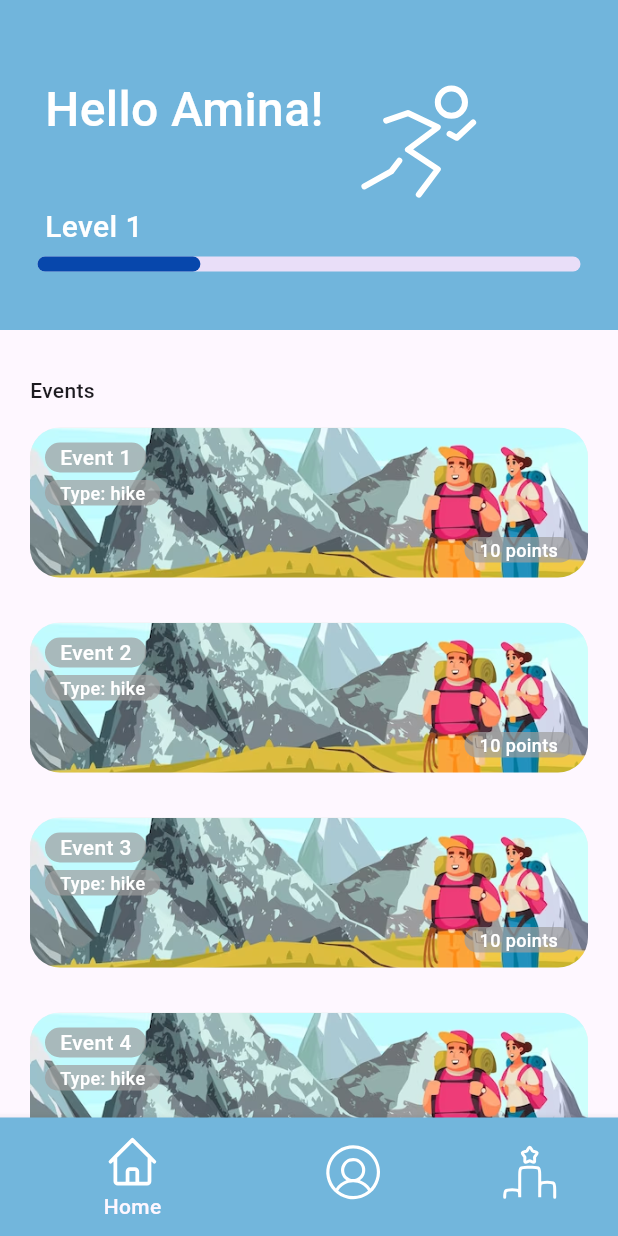
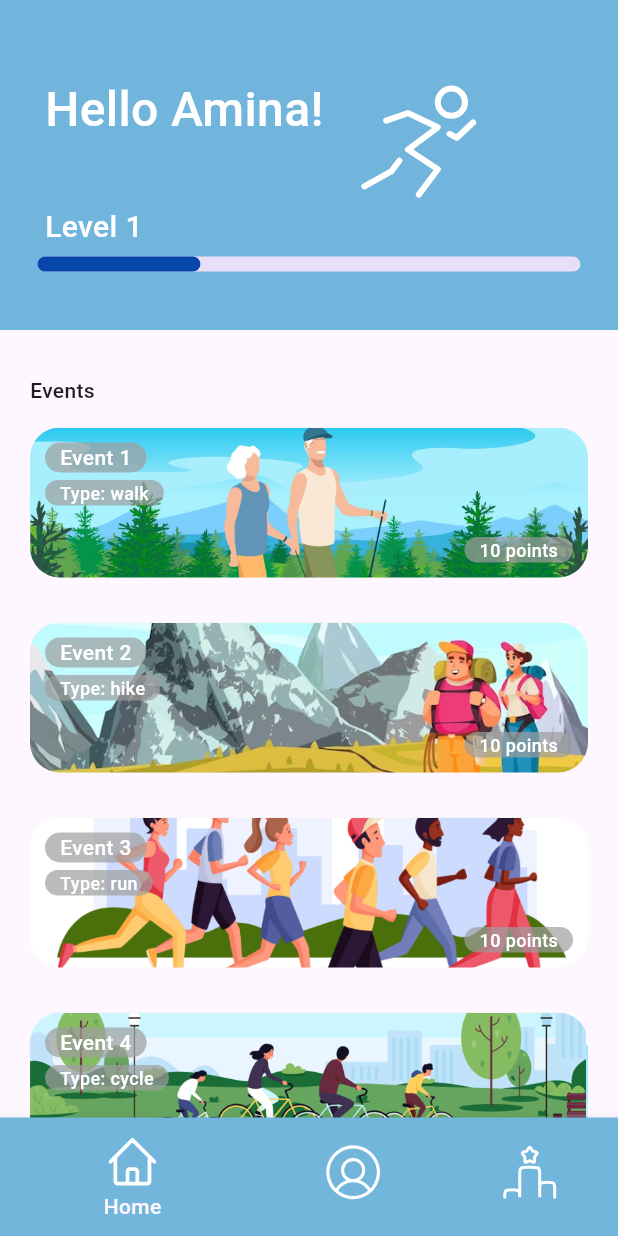
Before and after one commit to zOhran13/RIHack23, a Flutter app: the CustomNavigationBar screen opened directly, on a phone screen of 412 x 824 dp. Run offline on Flutter 3.47's test engine with Material 2 defaults, Android fonts, the phone set to English and light mode, and no system bars; our stand-ins replace flutter_svg, syncfusion_flutter_gauges; Roboto replaces fonts that are missing (RoundedMplus1c).

Commit message:
Event details

```diff
--- a/FitFam/lib/src/common_widgets/custom_list_tile.dart
+++ b/FitFam/lib/src/common_widgets/custom_list_tile.dart
@@ -1,4 +1,5 @@
 import 'package:fitfam/src/models/event.dart';
+import 'package:fitfam/src/screens/event_details.dart';
 import 'package:flutter/material.dart';
 
 import '../utils/global_variables.dart';
@@ -10,21 +11,30 @@ class CustomListTile extends StatelessWidget {
 
   @override
   Widget build(BuildContext context) {
-    String image = GlobalVariables.hikingImage;
+    String image = GlobalVariables.otherImage;
     switch (event.type) {
       case EventType.walk:
-        image = GlobalVariables.hikingImage;
+        image = GlobalVariables.walkImage;
         break;
       case EventType.hike:
-        image = GlobalVariables.hikingImage;
+        image = GlobalVariables.hikeImage;
         break;
       case EventType.run:
-        image = GlobalVariables.hikingImage;
+        image = GlobalVariables.runImage;
+        break;
+      case EventType.cycle:
+        image = GlobalVariables.cycleImage;
         break;
       default:
     }
 
-    return Container(
+    return InkWell(
+      onTap: () {
+        Navigator.of(context).push(MaterialPageRoute(
+          builder: (context) => EventDetailsScreen(),
+        ));
+      },
+      child: Container(
         height: 100.0,
         margin: const EdgeInsets.symmetric(horizontal: 20.0, vertical: 15.0),
         decoration: BoxDecoration(
@@ -100,6 +110,7 @@ class CustomListTile extends StatelessWidget {
             ],
           ),
         ),
+      ),
     );
   }
 }
--- /dev/null
+++ b/FitFam/lib/src/screens/event_details.dart
@@ -0,0 +1,14 @@
+import 'package:fitfam/src/common_widgets/custom_navigationbar.dart';
+import 'package:flutter/material.dart';
+
+class EventDetailsScreen extends StatelessWidget {
+  const EventDetailsScreen({super.key});
+
+  @override
+  Widget build(BuildContext context) {
+    return Scaffold(
+      body: Text('Text'),
+      bottomNavigationBar: CustomNavigationBar(),
+    );
+  }
+}
--- a/FitFam/lib/src/screens/home.dart
+++ b/FitFam/lib/src/screens/home.dart
@@ -22,7 +22,7 @@ class _HomeScreenState extends State<HomeScreen> {
       capacity: 20,
       going: 10,
       points: 10,
-      type: EventType.hike,
+      type: EventType.walk,
     ),
     Event(
       id: 2,
@@ -42,7 +42,7 @@ class _HomeScreenState extends State<HomeScreen> {
       capacity: 20,
       going: 10,
       points: 10,
-      type: EventType.hike,
+      type: EventType.run,
     ),
     Event(
       id: 4,
@@ -52,7 +52,17 @@ class _HomeScreenState extends State<HomeScreen> {
       capacity: 20,
       going: 10,
       points: 10,
-      type: EventType.hike,
+      type: EventType.cycle,
+    ),
+    Event(
+      id: 5,
+      name: 'Event 5',
+      description: 'Hiking trip, very nice',
+      date: DateTime.now(),
+      capacity: 20,
+      going: 10,
+      points: 10,
+      type: EventType.other,
     ),
   ];
 
--- a/FitFam/lib/src/utils/global_variables.dart
+++ b/FitFam/lib/src/utils/global_variables.dart
@@ -2,7 +2,7 @@ import 'package:flutter/material.dart';
 
 enum TextFieldType { normal, date, area, email, password }
 
-enum EventType { walk, hike, run, other}
+enum EventType { walk, hike, run, cycle, other }
 
 class GlobalVariables {
   //textStyles
@@ -62,8 +62,10 @@ class GlobalVariables {
   static const String homePageIcon = "assets/images/icons/HomePage.svg";
   static const String logoutIcon = "assets/images/icons/Logout.svg";
 
-
-
   //images
-  static const String hikingImage = "assets/images/Hiking.png";
+  static const String walkImage = "assets/images/Walk.png";
+  static const String hikeImage = "assets/images/Hike.png";
+  static const String runImage = "assets/images/Run.png";
+  static const String cycleImage = "assets/images/Cycle.png";
+  static const String otherImage = "assets/images/Other.png";
 }
```
Also changed, not shown: FitFam/assets/images/Cycle.png (added), FitFam/assets/images/Hike.png (renamed from FitFam/assets/images/Hiking.png), FitFam/assets/images/Other.png (added), FitFam/assets/images/Run.png (added), FitFam/assets/images/Walk.png (added). Lines whose indentation alone changed are shown as unchanged.
